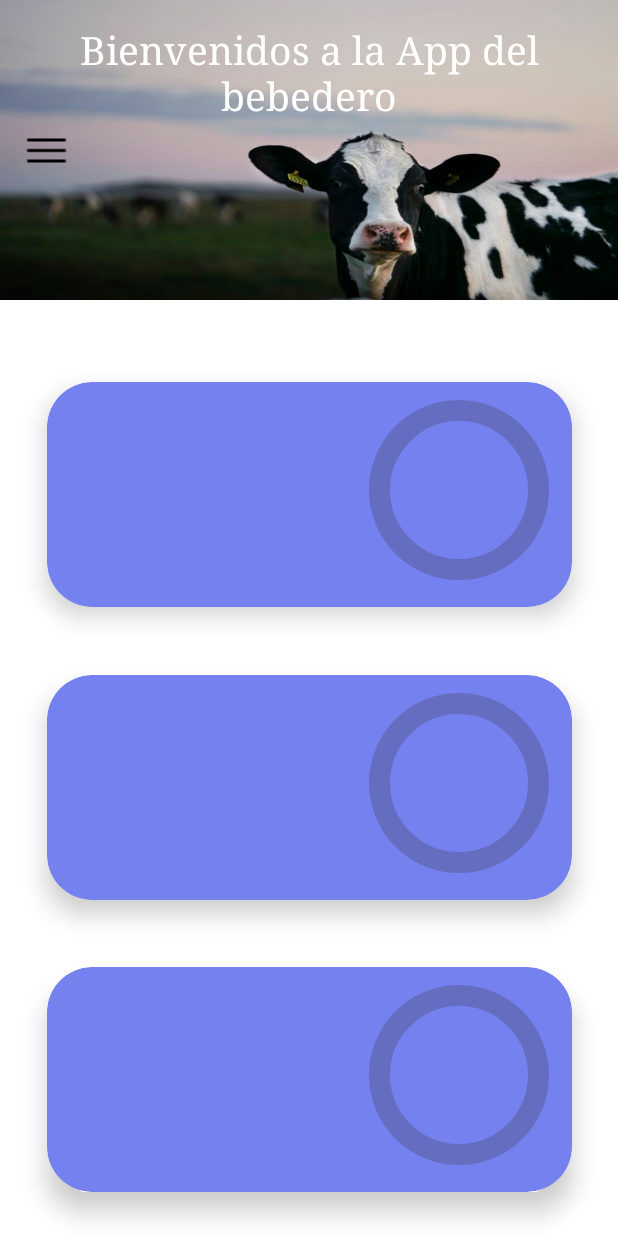
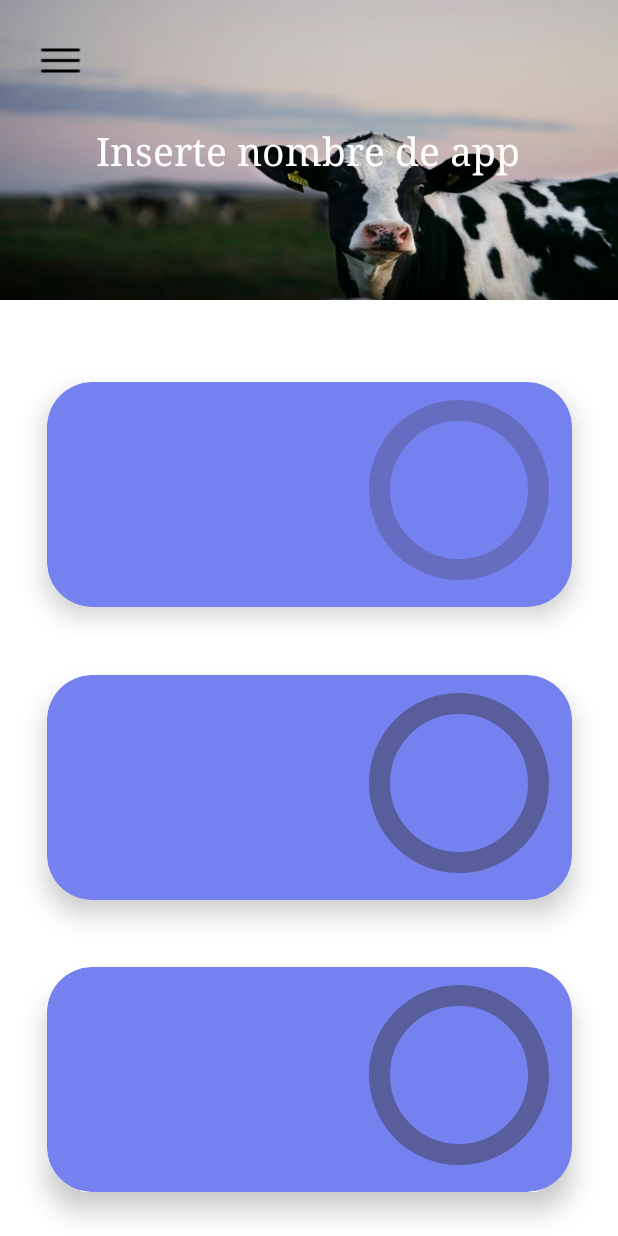
Before and after one commit to sabrinabaungartner/Bebedero-vacas, an Android app: the layout activity_main.xml on its own in the app's theme, with its tools: preview values and no code run, on a phone screen of 412 x 824 dp. Run offline under Robolectric (Android 15) with nearby library versions, the phone set to English and light mode, and no system bars.

Commit message:
refactorizacion de los archivos xml

```diff
--- a/Proyectofinalbebedero/app/src/main/res/layout/activity_main.xml
+++ b/Proyectofinalbebedero/app/src/main/res/layout/activity_main.xml
@@ -7,7 +7,7 @@
     android:layout_width="match_parent"
     android:layout_height="match_parent"
     tools:context=".MainActivity"
-    android:background="#FFFFFF">
+    android:background="@color/white">
 
     <!-- main content -->
     <androidx.constraintlayout.widget.ConstraintLayout
@@ -25,21 +25,18 @@
             app:layout_constraintStart_toStartOf="parent"
             app:layout_constraintTop_toTopOf="parent" />
 
-
-
-
         <!-- CardView for temperature level circle -->
         <androidx.cardview.widget.CardView
             android:id="@+id/cardViewTemperature"
-            app:cardBackgroundColor="#7681f0"
+            app:cardBackgroundColor="@color/violet"
             android:layout_width="350dp"
             android:layout_height="150dp"
             android:layout_marginTop="25dp"
             app:cardCornerRadius="30dp"
             app:cardElevation="10dp"
-            app:layout_constraintTop_toBottomOf="@id/myView"
-            app:layout_constraintStart_toStartOf="parent"
-            app:layout_constraintEnd_toEndOf="parent"
+            app:layout_constraintTop_toBottomOf="@id/topBarLayout"
+            app:layout_constraintStart_toStartOf="@id/topBarLayout"
+            app:layout_constraintEnd_toEndOf="@id/topBarLayout"
             app:layout_constraintBottom_toTopOf="@id/cardViewWaterLevel">
 
             <!-- Include circle style and ProgressBar style for max and average temperature -->
@@ -49,32 +46,18 @@
                 android:layout_height="120dp"
                 android:layout_marginTop="12dp"
                 android:layout_marginEnd="15dp"
-                android:background="@drawable/circular_background"
                 android:elevation="20dp"
                 android:layout_gravity="end"
                 android:gravity="center">
 
                 <!-- ProgressBar to show percentage between average and maximum temperature -->
-                <ProgressBar
-                    android:id="@+id/circularProgressBarWaterTemperature"
-                    style="?android:attr/progressBarStyleHorizontal"
-                    android:layout_width="match_parent"
-                    android:layout_height="match_parent"
-                    android:layout_centerInParent="true"
-                    android:indeterminate="false"
-                    android:max="100"
-                    android:progress="0"
-                    android:progressDrawable="@drawable/circular_progress_drawable" />
-
-                <!-- TextView to show percentage -->
-                <TextView
-                    android:id="@+id/percentageTextViewWaterTemperature"
-                    android:layout_width="match_parent"
-                    android:layout_height="match_parent"
-                    android:gravity="center"
-                    android:textColor="#FFFFFF"
-                    android:textSize="20sp"
-                    android:textStyle="bold" />
+                <include
+                    layout="@layout/progress_bar_layout"
+                    android:id="@+id/temperatureProgressBarLayout"
+                    android:layout_width="wrap_content"
+                    android:layout_height="wrap_content"
+                    app:layout_constraintStart_toStartOf="parent"
+                    app:layout_constraintTop_toTopOf="parent" />
             </RelativeLayout>
 
             <!-- TextView to show average value and maximum temperature -->
@@ -85,7 +68,7 @@
                 android:gravity="center"
                 android:layout_marginStart="10dp"
                 android:layout_marginEnd="150dp"
-                android:textColor="#FFFFFF"
+                android:textColor="@color/white"
                 android:textSize="24sp"
                 android:textStyle="bold" />
         </androidx.cardview.widget.CardView>
@@ -93,7 +76,7 @@
         <!-- CardView for water level circle -->
         <androidx.cardview.widget.CardView
             android:id="@+id/cardViewWaterLevel"
-            app:cardBackgroundColor="#7681f0"
+            app:cardBackgroundColor="@color/violet"
             android:layout_width="350dp"
             android:layout_height="150dp"
             android:layout_marginTop="16dp"
@@ -106,7 +89,7 @@
 
             <!-- Include circle style and ProgressBar style for water level -->
             <RelativeLayout
-                android:id="@+id/circularBackgroundWater"
+                android:id="@+id/circularBackgroundWaterLevel"
                 android:layout_width="120dp"
                 android:layout_height="120dp"
                 android:layout_marginTop="12dp"
@@ -116,27 +99,13 @@
                 android:layout_gravity="end"
                 android:gravity="center">
 
-                <!-- ProgressBar circular water level -->
-                <ProgressBar
-                    android:id="@+id/circularProgressBarWaterLevel"
-                    style="?android:attr/progressBarStyleHorizontal"
-                    android:layout_width="match_parent"
-                    android:layout_height="match_parent"
-                    android:layout_centerInParent="true"
-                    android:indeterminate="false"
-                    android:max="100"
-                    android:progress="0"
-                    android:progressDrawable="@drawable/circular_progress_drawable" />
-
-                <!-- TextView to show percentage -->
-                <TextView
-                    android:id="@+id/percentageTextViewWaterLevel"
-                    android:layout_width="match_parent"
-                    android:layout_height="match_parent"
-                    android:gravity="center"
-                    android:textColor="#FFFFFF"
-                    android:textSize="20sp"
-                    android:textStyle="bold" />
+                <include
+                    layout="@layout/progress_bar_layout"
+                    android:id="@+id/waterLevelProgressBarLayout"
+                    android:layout_width="wrap_content"
+                    android:layout_height="wrap_content"
+                    app:layout_constraintStart_toStartOf="parent"
+                    app:layout_constraintTop_toTopOf="parent" />
             </RelativeLayout>
 
             <!-- TextView to show water level status -->
@@ -147,19 +116,15 @@
                 android:layout_marginEnd="150dp"
                 android:gravity="center"
                 android:layout_marginStart="10dp"
-                android:textColor="#FFFFFF"
+                android:textColor="@color/white"
                 android:textSize="22sp"
                 android:textStyle="bold" />
-
         </androidx.cardview.widget.CardView>
-
-
-
 
         <!-- CardView for water level circle -->
         <androidx.cardview.widget.CardView
             android:id="@+id/cardViewWaterQuality"
-        app:cardBackgroundColor="#7681f0"
+            app:cardBackgroundColor="@color/violet"
             android:layout_width="350dp"
             android:layout_height="150dp"
             android:layout_marginTop="16dp"
@@ -181,27 +146,14 @@
                 android:layout_gravity="end"
                 android:gravity="center">
 
-            <!-- ProgressBar circular water level -->
-            <ProgressBar
-                android:id="@+id/circularProgressBarWaterQuality"
-                style="?android:attr/progressBarStyleHorizontal"
-                android:layout_width="match_parent"
-                android:layout_height="match_parent"
-                android:layout_centerInParent="true"
-                android:indeterminate="false"
-                android:max="100"
-                android:progress="0"
-                android:progressDrawable="@drawable/circular_progress_drawable" />
-
-            <!-- TextView to show percentage -->
-            <TextView
-                android:id="@+id/percentageTextViewWaterQuality"
-                android:layout_width="match_parent"
-                android:layout_height="match_parent"
-                android:gravity="center"
-                android:textColor="#FFFFFF"
-                android:textSize="20sp"
-                android:textStyle="bold" />
+                <!-- ProgressBar circular water quality -->
+                <include
+                    layout="@layout/progress_bar_layout"
+                    android:id="@+id/waterQualityProgressBarLayout"
+                    android:layout_width="wrap_content"
+                    android:layout_height="wrap_content"
+                    app:layout_constraintStart_toStartOf="parent"
+                    app:layout_constraintTop_toTopOf="parent" />
             </RelativeLayout>
 
             <!-- TextView to show water level status -->
@@ -212,49 +164,14 @@
                 android:layout_marginEnd="150dp"
                 android:gravity="center"
                 android:layout_marginStart="10dp"
-            android:textColor="#FFFFFF"
+                android:textColor="@color/white"
                 android:textSize="22sp"
                 android:textStyle="bold" />
 
         </androidx.cardview.widget.CardView>
 
         <!-- Top bar with text -->
-        <View
-            android:id="@+id/myView"
-            android:layout_width="wrap_content"
-            android:layout_height="200dp"
-            app:layout_constraintTop_toTopOf="parent"
-            app:layout_constraintStart_toStartOf="parent"
-            android:background="@drawable/background2" />
-
-        <TextView
-            android:layout_width="wrap_content"
-            android:layout_height="wrap_content"
-            android:layout_gravity="center"
-            android:gravity="center"
-            android:text="Bienvenidos a la App del bebedero"
-            android:textColor="#FFFFFF"
-            android:textSize="26sp"
-            android:typeface="serif"
-            app:layout_constraintBottom_toBottomOf="@id/myView"
-            app:layout_constraintEnd_toEndOf="@id/myView"
-            app:layout_constraintHorizontal_bias="0.0"
-            app:layout_constraintStart_toStartOf="@id/myView"
-            app:layout_constraintTop_toTopOf="@id/myView"
-            app:layout_constraintVertical_bias="0.117"
-            tools:ignore="HardcodedText" />
-
-        <ImageButton
-            android:id="@+id/menuButton"
-            android:layout_width="wrap_content"
-            android:layout_height="wrap_content"
-            android:src="@drawable/ic_menu"
-            android:background="@null"
-            android:layout_marginStart="16dp"
-            app:layout_constraintBottom_toBottomOf="@id/myView"
-            app:layout_constraintLeft_toLeftOf="@id/myView"
-            app:layout_constraintTop_toTopOf="@id/myView"
-            tools:ignore="ContentDescription" />
+        <include layout="@layout/top_bar_layout" />
 
     </androidx.constraintlayout.widget.ConstraintLayout>
 
--- /dev/null
+++ b/Proyectofinalbebedero/app/src/main/res/layout/progress_bar_layout.xml
@@ -0,0 +1,35 @@
+<?xml version="1.0" encoding="utf-8"?>
+<!-- Include circle style and ProgressBar style for max and average temperature -->
+<RelativeLayout
+    android:layout_width="120dp"
+    android:layout_height="120dp"
+    android:layout_marginTop="12dp"
+    android:layout_marginEnd="15dp"
+    android:background="@drawable/circular_background"
+    android:elevation="20dp"
+    android:layout_gravity="end"
+    android:gravity="center"
+    xmlns:android="http://schemas.android.com/apk/res/android">
+
+    <!-- ProgressBar to show percentage between average and maximum temperature -->
+    <ProgressBar
+        android:id="@+id/circularProgressBar"
+        style="?android:attr/progressBarStyleHorizontal"
+        android:layout_width="match_parent"
+        android:layout_height="match_parent"
+        android:layout_centerInParent="true"
+        android:indeterminate="false"
+        android:max="100"
+        android:progress="0"
+        android:progressDrawable="@drawable/circular_progress_drawable" />
+
+    <!-- TextView to show percentage -->
+    <TextView
+        android:id="@+id/percentageTextView"
+        android:layout_width="match_parent"
+        android:layout_height="match_parent"
+        android:gravity="center"
+        android:textColor="@color/white"
+        android:textSize="20sp"
+        android:textStyle="bold" />
+</RelativeLayout>
--- /dev/null
+++ b/Proyectofinalbebedero/app/src/main/res/layout/top_bar_layout.xml
@@ -0,0 +1,37 @@
+<?xml version="1.0" encoding="utf-8"?>
+<androidx.constraintlayout.widget.ConstraintLayout android:id="@+id/topBarLayout"
+    android:layout_width="match_parent"
+    android:layout_height="200dp"
+    android:background="@drawable/background2"
+    xmlns:android="http://schemas.android.com/apk/res/android"
+    xmlns:app="http://schemas.android.com/apk/res-auto"
+    xmlns:tools="http://schemas.android.com/tools">
+
+    <ImageButton
+        android:id="@+id/menuButton"
+        android:layout_width="48dp"
+        android:layout_height="48dp"
+        android:src="@drawable/ic_menu"
+        android:background="@null"
+        android:layout_marginStart="16dp"
+        android:layout_marginTop="16dp"
+        app:layout_constraintStart_toStartOf="parent"
+        app:layout_constraintTop_toTopOf="parent"
+        tools:ignore="ContentDescription,HardcodedText"
+        android:contentDescription="Abrir menú"/>
+
+    <TextView
+        android:id="@+id/appTitleTextView"
+        android:layout_width="wrap_content"
+        android:layout_height="wrap_content"
+        android:text="Inserte nombre de app"
+        android:textColor="#FFFFFF"
+        android:textSize="26sp"
+        android:typeface="serif"
+        app:layout_constraintStart_toEndOf="@id/menuButton"
+        app:layout_constraintTop_toTopOf="parent"
+        app:layout_constraintBottom_toBottomOf="parent"
+        app:layout_constraintHorizontal_bias="0.5"
+        tools:ignore="HardcodedText" />
+
+</androidx.constraintlayout.widget.ConstraintLayout>
--- a/Proyectofinalbebedero/app/src/main/res/values/colors.xml
+++ b/Proyectofinalbebedero/app/src/main/res/values/colors.xml
@@ -3,4 +3,5 @@
     <color name="black">#FF000000</color>
     <color name="white">#FFFFFFFF</color>
     <color name="gris_claro">#CCCCCC</color>
+    <color name="violet">#7681f0</color>
 </resources>
```
Also changed, not shown: Proyectofinalbebedero/app/src/main/java/com/example/proyecto_final_bebedero/MainActivity.kt (+44 -41 lines), Proyectofinalbebedero/app/src/main/java/com/example/proyecto_final_bebedero/PushNotificationsHandler.kt (+8 -1 lines), Proyectofinalbebedero/app/src/main/res/layout/card_view_layout.xml (added, +44 -0 lines). Lines whose indentation alone changed are shown as unchanged.
